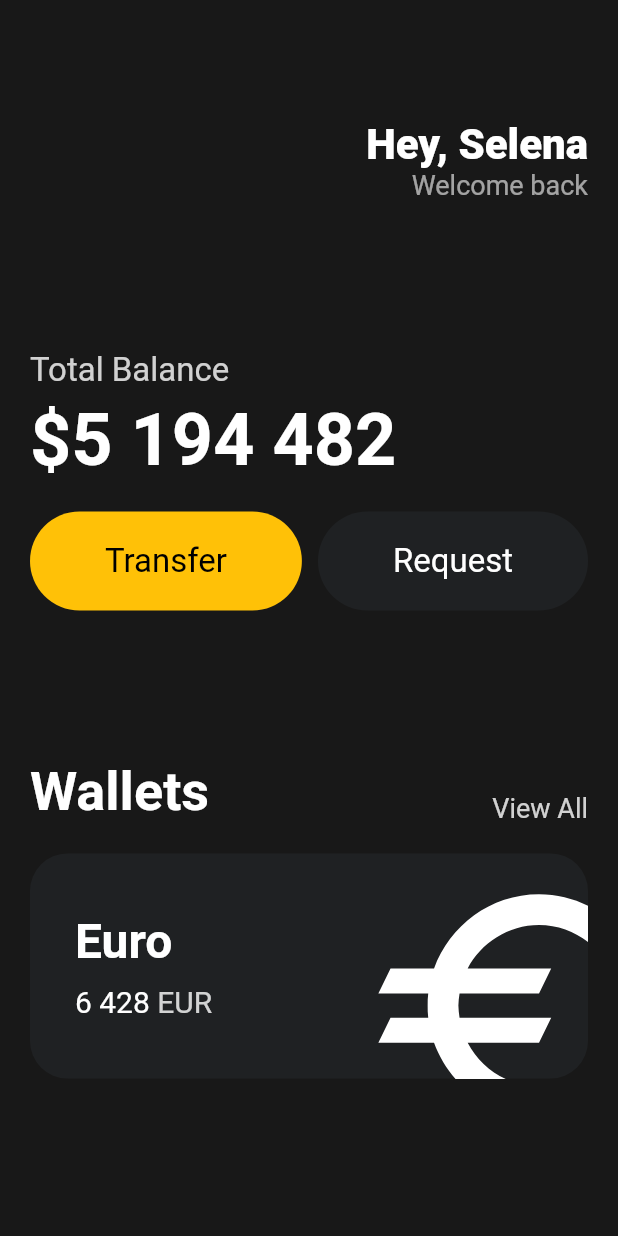
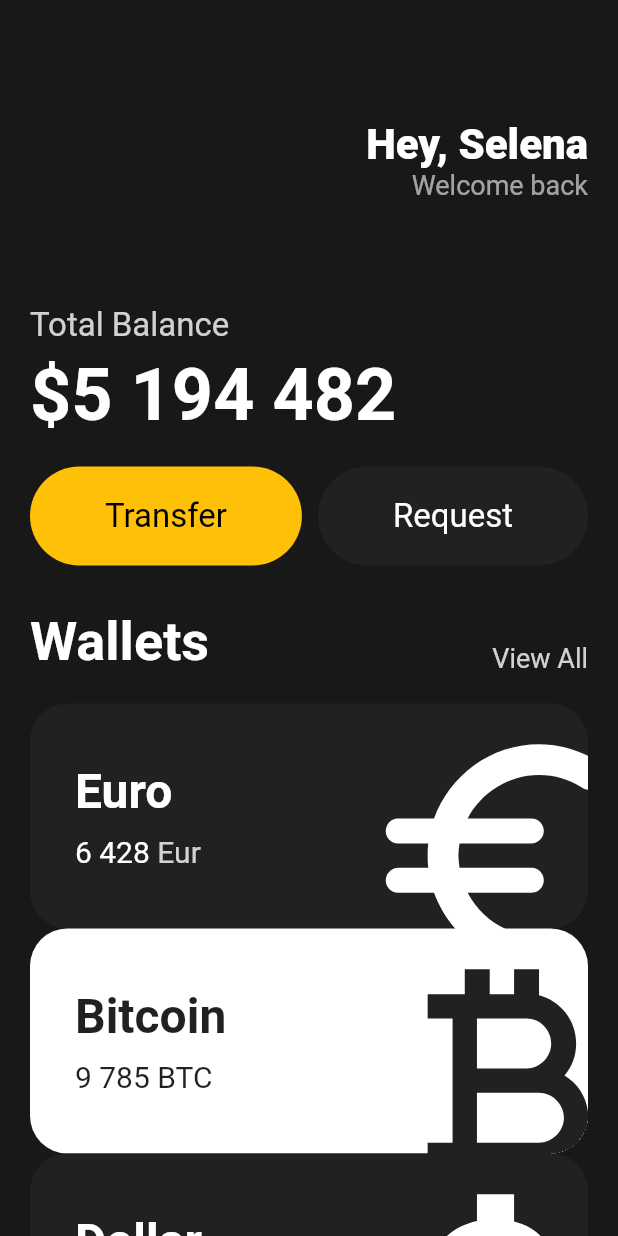
Before and after one commit to tacowasabii/Flutter-UI, a Flutter app: the screen it shows after launch, on a phone screen of 412 x 824 dp. Run offline on Flutter 3.47's test engine with Material 2 defaults, Android fonts, the phone set to English and light mode, and no system bars.

Commit message:
Reusable Cards

```diff
--- a/lib/main.dart
+++ b/lib/main.dart
@@ -1,5 +1,6 @@
 import 'package:flutter/material.dart';
 import 'package:toonflix/widgets/button.dart';
+import 'package:toonflix/widgets/currency_card.dart';
 
 void main() {
   runApp(MyApp());
@@ -47,7 +48,7 @@ class MyApp extends StatelessWidget {
                 ],
               ),
               const SizedBox(
-                height: 100,
+                height: 70,
               ),
               Text(
                 'Total Balance',
@@ -86,7 +87,7 @@ class MyApp extends StatelessWidget {
                 ],
               ),
               const SizedBox(
-                height: 100,
+                height: 30,
               ),
               Row(
                 crossAxisAlignment: CrossAxisAlignment.end,
@@ -112,72 +113,26 @@ class MyApp extends StatelessWidget {
               const SizedBox(
                 height: 20,
               ),
-              // 지갑 박스
-              Container(
-                clipBehavior: Clip.hardEdge, //박스에서 넘어가는 부분은 다 자름
-                decoration: BoxDecoration(
-                  color: const Color(0xFF1F2123),
-                  borderRadius: BorderRadius.circular(25),
-                ),
-                child: Padding(
-                  padding: const EdgeInsets.symmetric(
-                    vertical: 30,
-                    horizontal: 30,
-                  ),
-                  child: Row(
-                    mainAxisAlignment: MainAxisAlignment.spaceBetween,
-                    children: [
-                      Column(
-                        crossAxisAlignment: CrossAxisAlignment.start,
-                        children: [
-                          const Text(
-                            'Euro',
-                            style: TextStyle(
-                                color: Colors.white,
-                                fontSize: 32,
-                                fontWeight: FontWeight.w600),
-                          ),
-                          const SizedBox(
-                            height: 10,
-                          ),
-                          Row(
-                            children: [
-                              const Text(
-                                '6 428',
-                                style: TextStyle(
-                                  color: Colors.white,
-                                  fontSize: 20,
-                                ),
-                              ),
-                              const SizedBox(
-                                width: 5,
-                              ),
-                              Text(
-                                'EUR',
-                                style: TextStyle(
-                                  color: Colors.white.withOpacity(0.8),
-                                  fontSize: 20,
-                                ),
-                              ),
-                            ],
-                          ),
-                        ],
-                      ),
-                      Transform.scale(
-                        scale: 2.2,
-                        child: Transform.translate(
-                          offset: const Offset(8, 12),
-                          child: const Icon(
-                            Icons.euro_sharp,
-                            color: Colors.white,
-                            size: 90,
-                          ),
-                        ),
-                      )
-                    ],
-                  ),
-                ),
+              const CurrencyCard(
+                name: 'Euro',
+                code: 'Eur',
+                amount: '6 428',
+                icon: Icons.euro_rounded,
+                isInverted: false,
               ),
+              const CurrencyCard(
+                  name: 'Bitcoin',
+                  code: 'BTC',
+                  amount: '9 785',
+                  icon: Icons.currency_bitcoin,
+                  isInverted: true),
+              const CurrencyCard(
+                name: 'Dollar',
+                code: 'USD',
+                amount: '428',
+                icon: Icons.attach_money_outlined,
+                isInverted: false,
+              )
             ],
           ),
         ),
--- /dev/null
+++ b/lib/widgets/currency_card.dart
@@ -0,0 +1,90 @@
+import 'package:flutter/material.dart';
+
+class CurrencyCard extends StatelessWidget {
+  final String name, code, amount;
+  final IconData icon;
+  final bool isInverted;
+
+  final _blackColor = const Color(0xFF1F2123);
+
+  const CurrencyCard({
+    super.key,
+    required this.name,
+    required this.code,
+    required this.amount,
+    required this.icon,
+    required this.isInverted,
+  });
+
+  @override
+  Widget build(BuildContext context) {
+    // 지갑 박스
+    return Container(
+      clipBehavior: Clip.hardEdge, //박스에서 넘어가는 부분은 다 자름
+      decoration: BoxDecoration(
+        color: isInverted ? Colors.white : _blackColor,
+        borderRadius: BorderRadius.circular(25),
+      ),
+      child: Padding(
+        padding: const EdgeInsets.symmetric(
+          vertical: 30,
+          horizontal: 30,
+        ),
+        child: Row(
+          mainAxisAlignment: MainAxisAlignment.spaceBetween,
+          children: [
+            Column(
+              crossAxisAlignment: CrossAxisAlignment.start,
+              children: [
+                Text(
+                  name,
+                  style: TextStyle(
+                      color: isInverted ? _blackColor : Colors.white,
+                      fontSize: 32,
+                      fontWeight: FontWeight.w600),
+                ),
+                const SizedBox(
+                  height: 10,
+                ),
+                Row(
+                  children: [
+                    Text(
+                      amount,
+                      style: TextStyle(
+                        color: isInverted ? _blackColor : Colors.white,
+                        fontSize: 20,
+                      ),
+                    ),
+                    const SizedBox(
+                      width: 5,
+                    ),
+                    Text(
+                      code,
+                      style: TextStyle(
+                        color: isInverted
+                            ? _blackColor
+                            : Colors.white.withOpacity(0.8),
+                        fontSize: 20,
+                      ),
+                    ),
+                  ],
+                ),
+              ],
+            ),
+            Transform.scale(
+              scale: 2.2,
+              child: Transform.translate(
+                offset: const Offset(8, 12),
+                child: Icon(
+                  icon,
+                  color: isInverted ? _blackColor : Colors.white,
+                  size: 90,
+                ),
+              ),
+            )
+          ],
+        ),
+      ),
+    );
+  }
+}
```
